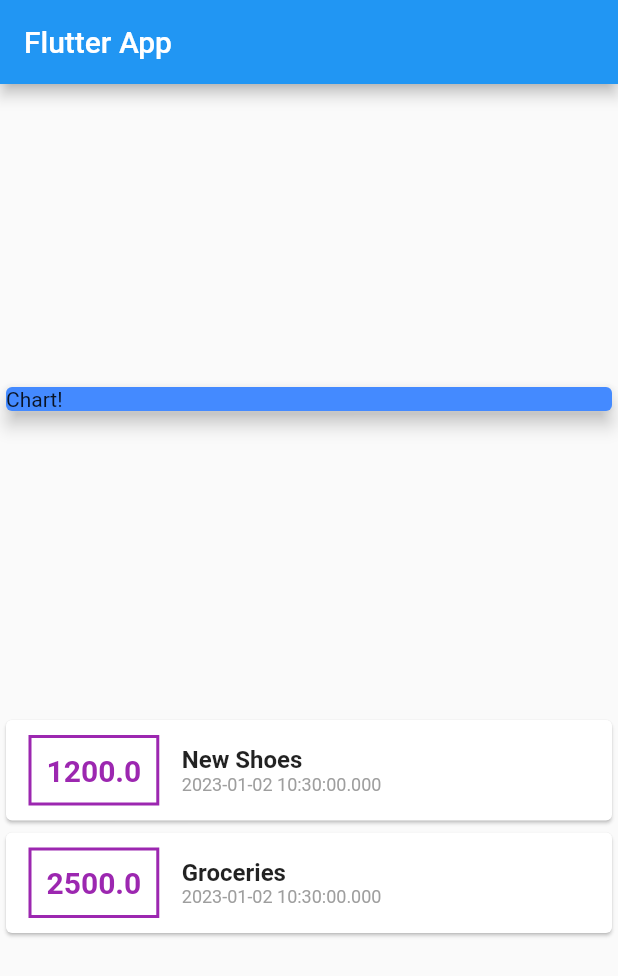
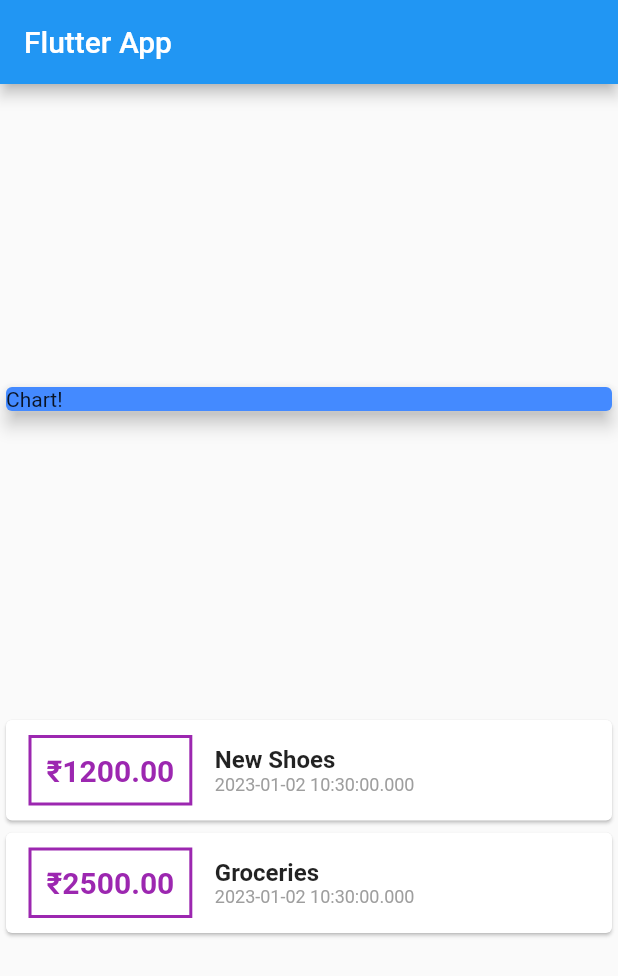
Before and after one commit to alinbabu2010/ExpensesApp, a Flutter app: the screen it shows after launch, on a phone screen of 412 x 824 dp. Shown: the top 976 px of the screen. Run offline on Flutter 3.47's test engine with Material 2 defaults, Android fonts, the phone set to English and light mode, and no system bars.

```diff
--- a/lib/main.dart
+++ b/lib/main.dart
@@ -63,7 +63,7 @@ class MyHomePage extends StatelessWidget {
                         )),
                         padding: const EdgeInsets.all(10),
                         child: Text(
-                          transaction.amount.toString(),
+                          "₹${transaction.amount.toStringAsFixed(2)}",
                           style: const TextStyle(
                               fontWeight: FontWeight.bold,
                               fontSize: 20,
```
